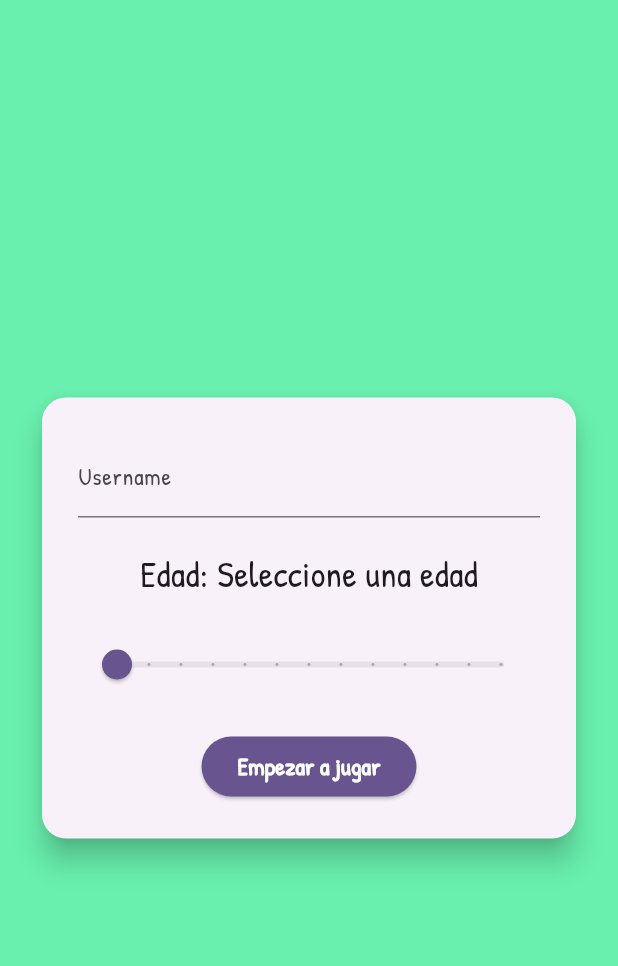
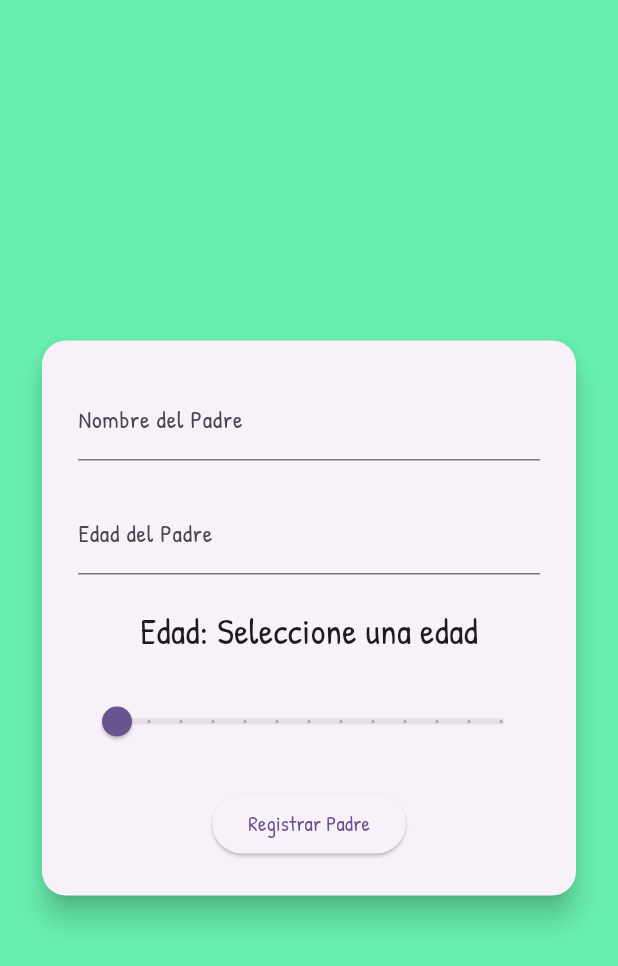
Before and after one commit to GrullonDev/EduPlay, a Flutter app: the RegisterPage screen opened by its route, on a phone screen of 412 x 824 dp. Shown: the top 966 px of the screen. Run offline on Flutter 3.47's test engine with Material 3 defaults, Android fonts, the phone set to English and light mode, and no system bars; our stand-ins replace cloud_firestore, firebase_auth, firebase_core, google_fonts; accounts and stored records are empty.

```diff
--- a/lib/features/register/pages/register_layout.dart
+++ b/lib/features/register/pages/register_layout.dart
@@ -1,10 +1,9 @@
 import 'package:flutter/material.dart';
-
 import 'package:provider/provider.dart';
-
 import 'package:edu_play/features/register/bloc/register_bloc.dart';
 import 'package:edu_play/features/register/widgets/slider_control.dart';
 import 'package:edu_play/features/register/widgets/slider_text.dart';
+import 'package:edu_play/features/register/widgets/register_button.dart';
 
 class RegisterLayout extends StatelessWidget {
   const RegisterLayout({super.key});
@@ -27,28 +26,24 @@ class RegisterLayout extends StatelessWidget {
                 mainAxisSize: MainAxisSize.min,
                 mainAxisAlignment: MainAxisAlignment.center,
                 children: [
-                  const TextField(
-                    decoration: InputDecoration(labelText: 'Username'),
+                  TextField(
+                    controller: bloc.usernameController,
+                    decoration:
+                        const InputDecoration(labelText: 'Nombre del Padre'),
+                  ),
+                  const SizedBox(height: 20),
+                  TextField(
+                    controller: bloc.ageController,
+                    decoration:
+                        const InputDecoration(labelText: 'Edad del Padre'),
+                    keyboardType: TextInputType.number,
                   ),
                   const SizedBox(height: 20),
                   const SliderText(),
                   const SizedBox(height: 20),
                   const SliderControl(),
                   const SizedBox(height: 20),
-                  ElevatedButton(
-                    onPressed: bloc.registerUser,
-                    style: ElevatedButton.styleFrom(
-                      backgroundColor: Theme.of(context).colorScheme.primary,
-                    ),
-                    child: const Text(
-                      'Empezar a jugar',
-                      style: TextStyle(
-                        color: Colors.white,
-                        fontSize: 16,
-                        fontWeight: FontWeight.bold,
-                      ),
-                    ),
-                  ),
+                  const RegisterButton(),
                 ],
               ),
             ),
--- a/lib/features/register/widgets/slider_control.dart
+++ b/lib/features/register/widgets/slider_control.dart
@@ -1,5 +1,7 @@
 import 'package:flutter/material.dart';
+
 import 'package:provider/provider.dart';
+
 import 'package:edu_play/features/register/bloc/register_bloc.dart';
 
 class SliderControl extends StatelessWidget {
@@ -8,7 +10,7 @@ class SliderControl extends StatelessWidget {
   @override
   Widget build(BuildContext context) {
     return Consumer<RegisterProvider>(
-      builder: (context, provider, child) {
+      builder: (context, provider, __) {
         int sliderValue = provider.sliderValue ??
             5; // Usar un valor predeterminado si sliderValue es nulo
         return Slider(
--- a/lib/features/register/widgets/slider_text.dart
+++ b/lib/features/register/widgets/slider_text.dart
@@ -1,5 +1,7 @@
 import 'package:flutter/material.dart';
+
 import 'package:provider/provider.dart';
+
 import 'package:edu_play/features/register/bloc/register_bloc.dart';
 
 class SliderText extends StatelessWidget {
@@ -8,9 +10,9 @@ class SliderText extends StatelessWidget {
   @override
   Widget build(BuildContext context) {
     return Consumer<RegisterProvider>(
-      builder: (context, provider, child) {
+      builder: (context, provider, __) {
         return Text(
-          'Edad: ${provider.isSliderActive ? provider.age : 'Seleccione una edad'}',
+          'Edad: ${provider.isSliderActive ? provider.sliderValue : 'Seleccione una edad'}',
           style: const TextStyle(fontSize: 24),
         );
       },
--- a/lib/utils/routes/router_paths.dart
+++ b/lib/utils/routes/router_paths.dart
@@ -1,6 +1,7 @@
 class RouterPaths {
   static const root = '/';
   static const register = '/register';
+  static const registerChild = '/registerChild';
   static const menu = '/menu';
   static const mathAdventure = '/math-adventure';
   static const notFound = '/not-found';
--- a/lib/utils/routes/router_switch.dart
+++ b/lib/utils/routes/router_switch.dart
@@ -4,31 +4,30 @@ import 'package:edu_play/features/login/pages/login_page.dart';
 import 'package:edu_play/features/math_adventure/pages/math_adventure_page.dart';
 import 'package:edu_play/features/menu/pages/menu_page.dart';
 import 'package:edu_play/features/register/pages/register_page.dart';
+import 'package:edu_play/features/register/widgets/register_child.dart';
 import 'package:edu_play/utils/routes/router_paths.dart';
 
 class AppRouter {
   static Route<dynamic> generateRoute(RouteSettings settings) {
-    switch (settings.name) {
+    Widget? page;
+    String name = settings.name ?? '';
+
+    switch (name) {
       case RouterPaths.root:
-        return MaterialPageRoute(
-          builder: (_) => const LoginPage(),
-        );
+        page = const LoginPage();
       case RouterPaths.register:
-        return MaterialPageRoute(
-          builder: (_) => const RegisterPage(),
-        );
+        page = const RegisterPage();
+      case RouterPaths.registerChild:
+        page = const RegisterChild();
       case RouterPaths.menu:
         final userName = settings.arguments as String?;
         print(userName);
-        return MaterialPageRoute(
-          builder: (_) => MenuPage(username: userName),
-        );
+        page = MenuPage(username: userName);
       case RouterPaths.mathAdventure:
         final userName = settings.arguments as String?;
         print(userName);
-        return MaterialPageRoute(
-          builder: (_) => MathAdventurePage(userName: userName),
-        );
+        page = MathAdventurePage(userName: userName);
+
       default:
         return MaterialPageRoute(
           builder: (_) => const Scaffold(
@@ -38,19 +37,60 @@ class AppRouter {
           ),
         );
     }
+
+    return _getPageRoute(name, page, settings.arguments);
   }
 
-  static Future<dynamic> push(BuildContext context, String path,
-      {Map<String, dynamic>? params}) {
-    return Navigator.pushNamed(context, path, arguments: params);
+  static PageRoute _getPageRoute(
+    String routeName,
+    dynamic viewToShow,
+    Object? args,
+  ) {
+    // sl<GoogleAnalyticsService>().setScreenName(routeName);
+    return MaterialPageRoute(
+      settings: RouteSettings(
+        name: routeName,
+        arguments: args,
+      ),
+      builder: (_) => viewToShow,
+    );
   }
 
-  static Future<dynamic> replace(BuildContext context, String path,
-      {Map<String, dynamic>? params}) {
-    return Navigator.pushReplacementNamed(context, path, arguments: params);
+  static PageRoute _getPageRouteMap(
+    String routeName,
+    dynamic viewToShow,
+    Object? args,
+  ) {
+    // sl<GoogleAnalytics>().setScreenName(routeName);
+    return MaterialPageRoute<Map<String, dynamic>>(
+      settings: RouteSettings(
+        name: routeName,
+        arguments: args,
+      ),
+      builder: (_) => viewToShow,
+    );
   }
 
-  void pop(BuildContext context) {
-    Navigator.pop(context);
+  // Valida use because it call dispose navigation to a new page
+  static PageRoute _fadeRoute(
+    String routeName,
+    dynamic viewToShow,
+    Object? args,
+  ) {
+    /* sl<GoogleAnalytics>().setScreenName(routeName);
+    return FadeTransitionRoute(
+      settings: RouteSettings(
+        name: routeName,
+        arguments: args,
+      ),
+      page: viewToShow,
+    ); */
+    return MaterialPageRoute(
+      settings: RouteSettings(
+        name: routeName,
+        arguments: args,
+      ),
+      builder: (_) => viewToShow,
+    );
   }
 }
--- a/pubspec.yaml
+++ b/pubspec.yaml
@@ -37,6 +37,9 @@ dependencies:
   cupertino_icons: ^1.0.8
   provider: ^6.1.2
   google_fonts: ^6.2.1
+  firebase_core: ^3.11.0
+  firebase_auth: ^5.4.2
+  cloud_firestore: ^5.6.3
 
 dev_dependencies:
   flutter_test:
```
Also changed, not shown: lib/features/register/bloc/register_bloc.dart (+82 -12 lines), lib/features/register/widgets/register_button.dart (+6 -26 lines), lib/features/register/widgets/register_child.dart (added, +38 -0 lines), lib/main.dart (+12 -2 lines), firebase.json (added), lib/firebase_options.dart (added), pubspec.lock, 14 other files.
